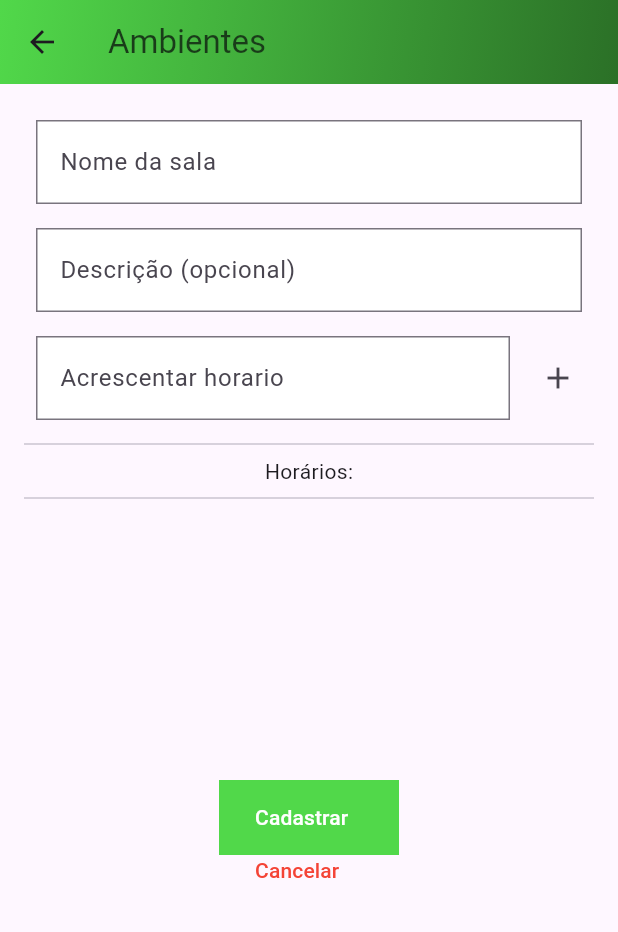
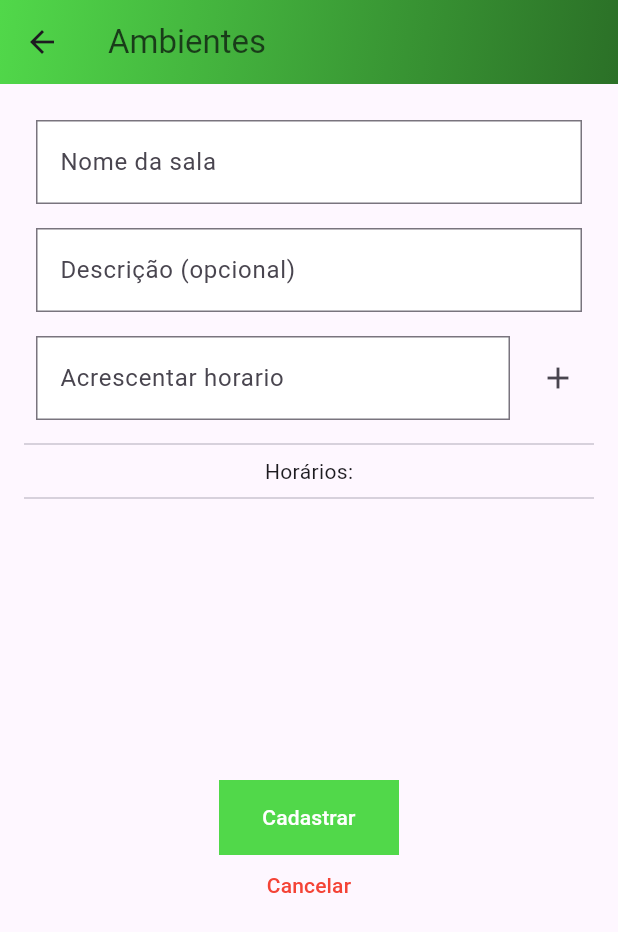
Before and after one commit to Bloco314/IotScrty, a Flutter app: the Enviroment screen opened directly with empty values, on a phone screen of 412 x 824 dp. Shown: the top 932 px of the screen. Run offline on Flutter 3.47's test engine with Material 3 defaults, Android fonts, the phone set to English and light mode, and no system bars; our stand-ins replace carousel_slider, fluttertoast; missing offline and left inert: mobile_scanner.

Commit message:
minor fix

```diff
--- a/lib/components/buttons.dart
+++ b/lib/components/buttons.dart
@@ -62,6 +62,7 @@ class GenericButton extends StatelessWidget {
               Expanded(
                 child: Text(
                   text,
+                  textAlign: TextAlign.center,
                   style: TextStyle(color: textColor),
                 ),
               ),
--- a/lib/pages/_environment.dart
+++ b/lib/pages/_environment.dart
@@ -372,6 +372,7 @@ class EnviromentState extends State<Enviroment> {
             PrimaryButton(
                 text: widget.editando ? 'Atualizar' : 'Cadastrar',
                 onPressed: criarAmbiente),
+            const SizedBox(height: 10),
             GenericButton(
               text: 'Cancelar',
               onPressed: () => Navigator.pop(context),
```
